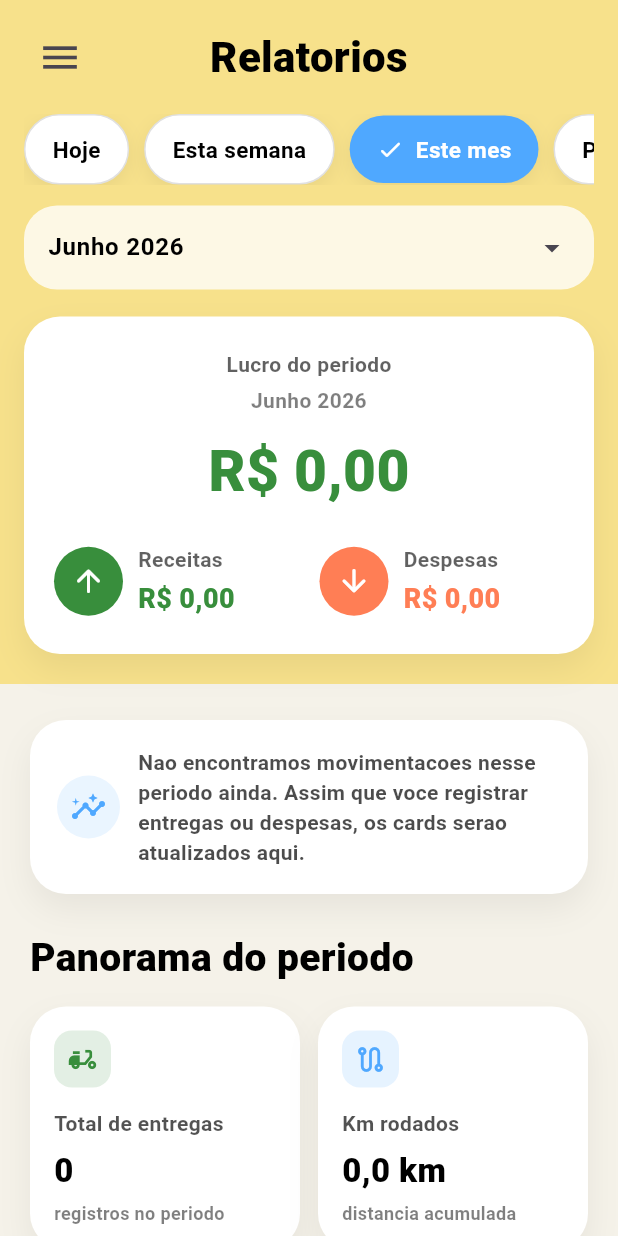
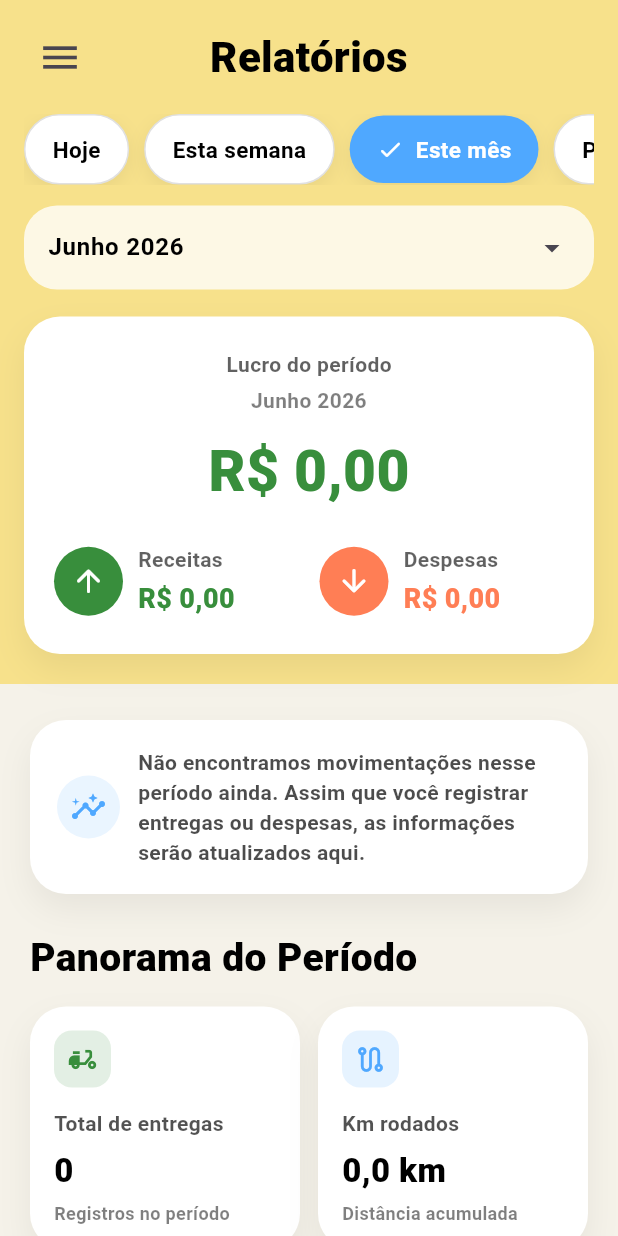
Before and after one commit to App-Motora/motora_app, a Flutter app: the ReportsPage screen opened by its route, on a phone screen of 412 x 824 dp. Run offline on Flutter 3.47's test engine with Material 3 defaults, Android fonts, the phone set to English and light mode, and no system bars; our stand-ins replace cloud_firestore, firebase_auth, firebase_core, geolocator; accounts and stored records are empty; generated files the repository leaves out were written again.

Commit message:
alterando erros ortográficos e ajustando parâmetros das cores

```diff
--- a/lib/reports_page.dart
+++ b/lib/reports_page.dart
@@ -17,11 +17,6 @@ class ReportsPage extends StatefulWidget {
 }
 
 class _ReportsPageState extends State<ReportsPage> {
-  static const Color _backgroundColor = AppColors.corFundo;
-  static const Color _incomeColor = AppColors.corSucesso;
-  static const Color _expenseColor = AppColors.corDespesa;
-  static const Color _textColor = AppColors.corTexto;
-
   static const List<String> _monthNames = [
     'Janeiro',
     'Fevereiro',
@@ -75,7 +70,7 @@ class _ReportsPageState extends State<ReportsPage> {
   Widget build(BuildContext context) {
     return Scaffold(
       key: _scaffoldKey,
-      backgroundColor: _backgroundColor,
+      backgroundColor: AppColors.corFundo,
       drawer: const Menu(selectedIndex: 3),
       body: SafeArea(
         child: StreamBuilder<List<Entrega>>(
@@ -124,23 +119,23 @@ class _ReportsPageState extends State<ReportsPage> {
                                   _buildEmptyStateCard(),
                                   const SizedBox(height: 24),
                                 ],
-                                _buildSectionTitle('Panorama do periodo'),
+                                _buildSectionTitle('Panorama do Período'),
                                 const SizedBox(height: 14),
                                 _buildMetricsGrid(report),
                                 const SizedBox(height: 24),
-                                _buildSectionTitle('Ganhos vs gastos'),
+                                _buildSectionTitle('Ganhos vs Gastos'),
                                 const SizedBox(height: 14),
                                 _buildCashflowCard(report),
                                 const SizedBox(height: 24),
-                                _buildSectionTitle('Top restaurantes'),
+                                _buildSectionTitle('Top Restaurantes'),
                                 const SizedBox(height: 14),
                                 _buildRestaurantsCard(report),
                                 const SizedBox(height: 24),
-                                _buildSectionTitle('Despesas por categoria'),
+                                _buildSectionTitle('Despesas por Categoria'),
                                 const SizedBox(height: 14),
                                 _buildCategoryCard(report),
                                 const SizedBox(height: 24),
-                                _buildSectionTitle('Insights do periodo'),
+                                _buildSectionTitle('Insights do Período'),
                                 const SizedBox(height: 14),
                                 _buildInsightsCard(report),
                               ],
@@ -164,7 +159,7 @@ class _ReportsPageState extends State<ReportsPage> {
       children: [
         _buildTopBar(),
         const Expanded(
-          child: Center(child: Text('Erro ao carregar os relatorios.')),
+          child: Center(child: Text('Erro ao carregar os relatórios.')),
         ),
       ],
     );
@@ -199,10 +194,10 @@ class _ReportsPageState extends State<ReportsPage> {
         ),
         const Expanded(
           child: Text(
-            'Relatorios',
+            'Relatórios',
             textAlign: TextAlign.center,
             style: TextStyle(
-              color: _textColor,
+              color: AppColors.corTexto,
               fontSize: 28,
               fontWeight: FontWeight.w900,
             ),
@@ -229,7 +224,7 @@ class _ReportsPageState extends State<ReportsPage> {
             onTap: () => _selectPreset(_ReportPreset.week),
           ),
           _buildPresetChip(
-            label: 'Este mes',
+            label: 'Este mês',
             selected: _selectedPreset == _ReportPreset.month,
             onTap: () => _selectPreset(_ReportPreset.month),
           ),
@@ -412,7 +407,7 @@ class _ReportsPageState extends State<ReportsPage> {
                     Text(
                       title,
                       style: const TextStyle(
-                        color: _textColor,
+                        color: AppColors.corTexto,
                         fontSize: 15,
                         fontWeight: FontWeight.w800,
                       ),
@@ -421,7 +416,7 @@ class _ReportsPageState extends State<ReportsPage> {
                     Text(
                       subtitle,
                       style: TextStyle(
-                        color: _textColor.withValues(alpha: 0.62),
+                        color: AppColors.corTexto.withValues(alpha: 0.62),
                         fontWeight: FontWeight.w600,
                       ),
                     ),
@@ -429,7 +424,10 @@ class _ReportsPageState extends State<ReportsPage> {
                 ),
               ),
               if (onTap != null)
-                const Icon(Icons.chevron_right_rounded, color: _textColor),
+                const Icon(
+                  Icons.chevron_right_rounded,
+                  color: AppColors.corTexto,
+                ),
             ],
           ),
         ),
@@ -439,7 +437,9 @@ class _ReportsPageState extends State<ReportsPage> {
 
   Widget _buildBalanceCard(ReportSummary report) {
     final hasProfit = report.balance >= 0;
-    final balanceColor = hasProfit ? _incomeColor : _expenseColor;
+    final balanceColor = hasProfit
+        ? AppColors.corEntrega
+        : AppColors.corDespesa;
     final periodLabel = _selectedPreset == _ReportPreset.month
         ? _selectedMonth.label
         : _selectedPreset == _ReportPreset.custom && _customRange != null
@@ -453,9 +453,9 @@ class _ReportsPageState extends State<ReportsPage> {
       child: Column(
         children: [
           Text(
-            hasProfit ? 'Lucro do periodo' : 'Prejuizo do periodo',
+            hasProfit ? 'Lucro do período' : 'Prejuízo do período',
             style: TextStyle(
-              color: _textColor.withValues(alpha: 0.62),
+              color: AppColors.corTexto.withValues(alpha: 0.62),
               fontSize: 14,
               fontWeight: FontWeight.w700,
             ),
@@ -465,7 +465,7 @@ class _ReportsPageState extends State<ReportsPage> {
             periodLabel,
             textAlign: TextAlign.center,
             style: TextStyle(
-              color: _textColor.withValues(alpha: 0.5),
+              color: AppColors.corTexto.withValues(alpha: 0.5),
               fontWeight: FontWeight.w600,
             ),
           ),
@@ -486,7 +486,7 @@ class _ReportsPageState extends State<ReportsPage> {
                   icon: Icons.arrow_upward_rounded,
                   title: 'Receitas',
                   amount: report.income,
-                  color: _incomeColor,
+                  color: AppColors.corEntrega,
                 ),
               ),
               const SizedBox(width: 14),
@@ -495,7 +495,7 @@ class _ReportsPageState extends State<ReportsPage> {
                   icon: Icons.arrow_downward_rounded,
                   title: 'Despesas',
                   amount: report.expenses,
-                  color: _expenseColor,
+                  color: AppColors.corDespesa,
                 ),
               ),
             ],
@@ -527,7 +527,7 @@ class _ReportsPageState extends State<ReportsPage> {
               Text(
                 title,
                 style: TextStyle(
-                  color: _textColor.withValues(alpha: 0.62),
+                  color: AppColors.corTexto.withValues(alpha: 0.62),
                   fontWeight: FontWeight.w700,
                 ),
               ),
@@ -573,9 +573,9 @@ class _ReportsPageState extends State<ReportsPage> {
           const SizedBox(width: 12),
           Expanded(
             child: Text(
-              'Nao encontramos movimentacoes nesse periodo ainda. Assim que voce registrar entregas ou despesas, os cards serao atualizados aqui.',
+              'Não encontramos movimentações nesse período ainda. Assim que você registrar entregas ou despesas, as informações serão atualizados aqui.',
               style: TextStyle(
-                color: _textColor.withValues(alpha: 0.7),
+                color: AppColors.corTexto.withValues(alpha: 0.7),
                 fontWeight: FontWeight.w600,
               ),
             ),
@@ -589,7 +589,7 @@ class _ReportsPageState extends State<ReportsPage> {
     return Text(
       title,
       style: const TextStyle(
-        color: _textColor,
+        color: AppColors.corTexto,
         fontSize: 26,
         fontWeight: FontWeight.w900,
       ),
@@ -601,42 +601,42 @@ class _ReportsPageState extends State<ReportsPage> {
       _MetricTileData(
         title: 'Total de entregas',
         value: '${report.deliveryCount}',
-        subtitle: 'registros no periodo',
+        subtitle: 'Registros no período',
         icon: Icons.delivery_dining,
         color: AppColors.corEntrega,
       ),
       _MetricTileData(
         title: 'Km rodados',
         value: _formatKm(report.totalKm),
-        subtitle: 'distancia acumulada',
+        subtitle: 'Distância acumulada',
         icon: Icons.route_outlined,
         color: AppColors.corSecundaria,
       ),
       _MetricTileData(
-        title: 'Ticket medio',
+        title: 'Ticket Médio',
         value: _formatCurrency(report.averageTicket),
-        subtitle: 'media por entrega',
+        subtitle: 'Média por entrega',
         icon: Icons.receipt_long_outlined,
         color: AppColors.corPrincipal,
       ),
       _MetricTileData(
         title: 'Lucro / km',
         value: _formatCurrency(report.profitPerKm),
-        subtitle: 'retorno por distancia',
+        subtitle: 'Retorno por distância',
         icon: Icons.speed_outlined,
         color: AppColors.corSucesso,
       ),
       _MetricTileData(
-        title: 'Despesa / entrega',
+        title: 'Despesa / Entrega',
         value: _formatCurrency(report.averageExpensePerDelivery),
-        subtitle: 'custo medio do periodo',
+        subtitle: 'Custo médio do período',
         icon: Icons.trending_down_rounded,
         color: AppColors.corDespesa,
       ),
       _MetricTileData(
         title: 'Dias ativos',
         value: '${report.activeDays}',
-        subtitle: 'dias com movimento',
+        subtitle: 'Dias com movimento',
         icon: Icons.calendar_month_outlined,
         color: AppColors.corSecundaria,
       ),
@@ -681,7 +681,7 @@ class _ReportsPageState extends State<ReportsPage> {
           Text(
             metric.title,
             style: TextStyle(
-              color: _textColor.withValues(alpha: 0.68),
+              color: AppColors.corTexto.withValues(alpha: 0.68),
               fontWeight: FontWeight.w700,
             ),
           ),
@@ -689,7 +689,7 @@ class _ReportsPageState extends State<ReportsPage> {
           Text(
             metric.value,
             style: const TextStyle(
-              color: _textColor,
+              color: AppColors.corTexto,
               fontSize: 22,
               fontWeight: FontWeight.w900,
             ),
@@ -698,7 +698,7 @@ class _ReportsPageState extends State<ReportsPage> {
           Text(
             metric.subtitle,
             style: TextStyle(
-              color: _textColor.withValues(alpha: 0.5),
+              color: AppColors.corTexto.withValues(alpha: 0.5),
               fontWeight: FontWeight.w600,
               fontSize: 12,
             ),
@@ -724,7 +724,7 @@ class _ReportsPageState extends State<ReportsPage> {
                 child: _buildCashflowLabel(
                   title: 'Ganhos',
                   amount: report.income,
-                  color: _incomeColor,
+                  color: AppColors.corEntrega,
                 ),
               ),
               const SizedBox(width: 12),
@@ -732,7 +732,7 @@ class _ReportsPageState extends State<ReportsPage> {
                 child: _buildCashflowLabel(
                   title: 'Gastos',
                   amount: report.expenses,
-                  color: _expenseColor,
+                  color: AppColors.corDespesa,
                   alignEnd: true,
                 ),
               ),
@@ -762,14 +762,14 @@ class _ReportsPageState extends State<ReportsPage> {
                               alignment: Alignment.centerLeft,
                               child: Container(
                                 width: incomeWidth,
-                                color: _incomeColor,
+                                color: AppColors.corEntrega,
                               ),
                             ),
                             Align(
                               alignment: Alignment.centerRight,
                               child: Container(
                                 width: expenseWidth,
-                                color: _expenseColor,
+                                color: AppColors.corDespesa,
                               ),
                             ),
                           ],
@@ -781,10 +781,12 @@ class _ReportsPageState extends State<ReportsPage> {
           const SizedBox(height: 14),
           Text(
             report.balance >= 0
-                ? 'Margem de lucro: ${_formatPercent(report.marginPercent)}'
-                : 'Prejuizo acumulado: ${_formatCurrency(report.balance.abs())}',
+                ? 'Margem de Lucro: ${_formatPercent(report.marginPercent)}'
+                : 'Prejuízo Acumulado: ${_formatCurrency(report.balance.abs())}',
             style: TextStyle(
-              color: report.balance >= 0 ? _incomeColor : _expenseColor,
+              color: report.balance >= 0
+                  ? AppColors.corEntrega
+                  : AppColors.corDespesa,
               fontWeight: FontWeight.w800,
             ),
           ),
@@ -816,7 +818,7 @@ class _ReportsPageState extends State<ReportsPage> {
         Text(
           _formatCurrency(amount),
           style: const TextStyle(
-            color: _textColor,
+            color: AppColors.corTexto,
             fontWeight: FontWeight.w800,
           ),
         ),
@@ -833,7 +835,7 @@ class _ReportsPageState extends State<ReportsPage> {
       decoration: _cardDecoration(),
       child: items.isEmpty
           ? _buildSectionEmptyMessage(
-              'Nenhuma entrega encontrada nesse periodo.',
+              'Nenhuma entrega encontrada nesse período.',
             )
           : Column(
               children: [
@@ -843,7 +845,7 @@ class _ReportsPageState extends State<ReportsPage> {
                     child: _buildRankingRow(
                       label: item.label,
                       amount: _formatCurrency(item.amount),
-                      subtitle: '${item.count} entregas',
+                      subtitle: '${item.count} Entregas',
                       progress: items.first.amount == 0
                           ? 0
                           : item.amount / items.first.amount,
@@ -853,9 +855,9 @@ class _ReportsPageState extends State<ReportsPage> {
                 ),
                 if (report.topRestaurants.length > items.length)
                   Text(
-                    '+${report.topRestaurants.length - items.length} restaurantes com faturamento no periodo',
+                    '+${report.topRestaurants.length - items.length} Restaurantes com faturamento no período',
                     style: TextStyle(
-                      color: _textColor.withValues(alpha: 0.55),
+                      color: AppColors.corTexto.withValues(alpha: 0.55),
                       fontWeight: FontWeight.w600,
                     ),
                   ),
@@ -883,7 +885,7 @@ class _ReportsPageState extends State<ReportsPage> {
       decoration: _cardDecoration(),
       child: slices.isEmpty
           ? _buildSectionEmptyMessage(
-              'Nenhuma despesa registrada nesse periodo.',
+              'Nenhuma despesa registrada nesse período.',
             )
           : LayoutBuilder(
               builder: (context, constraints) {
@@ -899,15 +901,15 @@ class _ReportsPageState extends State<ReportsPage> {
                           Text(
                             '${report.expenseCategories.length}',
                             style: const TextStyle(
-                              color: _textColor,
+                              color: AppColors.corTexto,
                               fontSize: 28,
                               fontWeight: FontWeight.w900,
                             ),
                           ),
                           Text(
-                            'categorias',
+                            'Categorias',
                             style: TextStyle(
-                              color: _textColor.withValues(alpha: 0.54),
+                              color: AppColors.corTexto.withValues(alpha: 0.54),
                               fontWeight: FontWeight.w700,
                             ),
                           ),
@@ -939,7 +941,7 @@ class _ReportsPageState extends State<ReportsPage> {
                                   maxLines: 1,
                                   overflow: TextOverflow.ellipsis,
                                   style: const TextStyle(
-                                    color: _textColor,
+                                    color: AppColors.corTexto,
                                     fontWeight: FontWeight.w800,
                                   ),
                                 ),
@@ -948,7 +950,7 @@ class _ReportsPageState extends State<ReportsPage> {
                               Text(
                                 _formatCurrency(slice.item.amount),
                                 style: const TextStyle(
-                                  color: _expenseColor,
+                                  color: AppColors.corDespesa,
                                   fontWeight: FontWeight.w900,
                                 ),
                               ),
@@ -998,7 +1000,7 @@ class _ReportsPageState extends State<ReportsPage> {
           _buildInsightRow(
             icon: Icons.restaurant_outlined,
             color: AppColors.corEntrega,
-            label: 'Restaurante lider',
+            label: 'Restaurante líder',
             value: report.topRestaurant?.label ?? 'Sem dados',
             trailing: report.topRestaurant == null
                 ? null
@@ -1015,8 +1017,10 @@ class _ReportsPageState extends State<ReportsPage> {
           ),
           _buildInsightRow(
             icon: Icons.percent_rounded,
-            color: report.balance >= 0 ? _incomeColor : _expenseColor,
-            label: 'Margem do periodo',
+            color: report.balance >= 0
+                ? AppColors.corEntrega
+                : AppColors.corDespesa,
+            label: 'Margem do período',
             value: _formatPercent(report.marginPercent),
           ),
           _buildInsightRow(
@@ -1058,7 +1062,7 @@ class _ReportsPageState extends State<ReportsPage> {
                 Text(
                   label,
                   style: TextStyle(
-                    color: _textColor.withValues(alpha: 0.56),
+                    color: AppColors.corTexto.withValues(alpha: 0.56),
                     fontWeight: FontWeight.w700,
                   ),
                 ),
@@ -1066,7 +1070,7 @@ class _ReportsPageState extends State<ReportsPage> {
                 Text(
                   value,
                   style: const TextStyle(
-                    color: _textColor,
+                    color: AppColors.corTexto,
                     fontWeight: FontWeight.w900,
                   ),
                 ),
@@ -1077,7 +1081,7 @@ class _ReportsPageState extends State<ReportsPage> {
             Text(
               trailing,
               style: const TextStyle(
-                color: _textColor,
+                color: AppColors.corTexto,
                 fontWeight: FontWeight.w900,
               ),
             ),
@@ -1102,7 +1106,7 @@ class _ReportsPageState extends State<ReportsPage> {
               child: Text(
                 label,
                 style: const TextStyle(
-                  color: _textColor,
+                  color: AppColors.corTexto,
                   fontSize: 18,
                   fontWeight: FontWeight.w800,
                 ),
@@ -1112,7 +1116,7 @@ class _ReportsPageState extends State<ReportsPage> {
             Text(
               amount,
               style: const TextStyle(
-                color: _textColor,
+                color: AppColors.corTexto,
                 fontSize: 18,
                 fontWeight: FontWeight.w900,
               ),
@@ -1124,7 +1128,7 @@ class _ReportsPageState extends State<ReportsPage> {
           Text(
             subtitle,
             style: TextStyle(
-              color: _textColor.withValues(alpha: 0.5),
+              color: AppColors.corTexto.withValues(alpha: 0.5),
               fontWeight: FontWeight.w600,
             ),
           ),
@@ -1151,7 +1155,7 @@ class _ReportsPageState extends State<ReportsPage> {
           message,
           textAlign: TextAlign.center,
           style: TextStyle(
-            color: _textColor.withValues(alpha: 0.56),
+            color: AppColors.corTexto.withValues(alpha: 0.56),
             fontWeight: FontWeight.w700,
           ),
         ),
```
